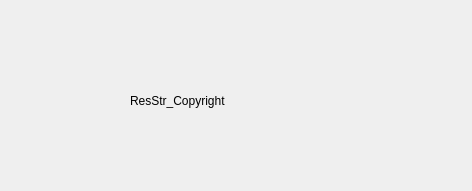
Qt form cpath/membercenter/about.ui (lzk/statusmonitor) before a commit.
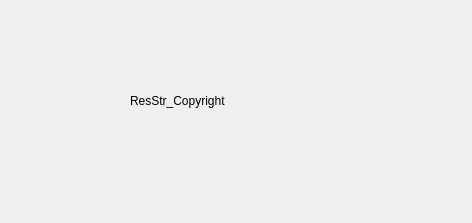
The same form after that commit. Icons and pictures are not drawn.

The edit to the form file:
```diff
--- a/cpath/membercenter/about.ui
+++ b/cpath/membercenter/about.ui
@@ -7,19 +7,19 @@
     <x>0</x>
     <y>0</y>
     <width>472</width>
-    <height>191</height>
+    <height>223</height>
    </rect>
   </property>
   <property name="minimumSize">
    <size>
     <width>472</width>
-    <height>191</height>
+    <height>223</height>
    </size>
   </property>
   <property name="maximumSize">
    <size>
     <width>472</width>
-    <height>191</height>
+    <height>223</height>
    </size>
   </property>
   <property name="windowTitle">
@@ -73,9 +73,9 @@
    <property name="geometry">
     <rect>
      <x>444</x>
-     <y>50</y>
+     <y>30</y>
      <width>28</width>
-     <height>85</height>
+     <height>164</height>
     </rect>
    </property>
    <property name="styleSheet">
```
Left out of the diff: 2 changed lines with no effect on the pictures.
